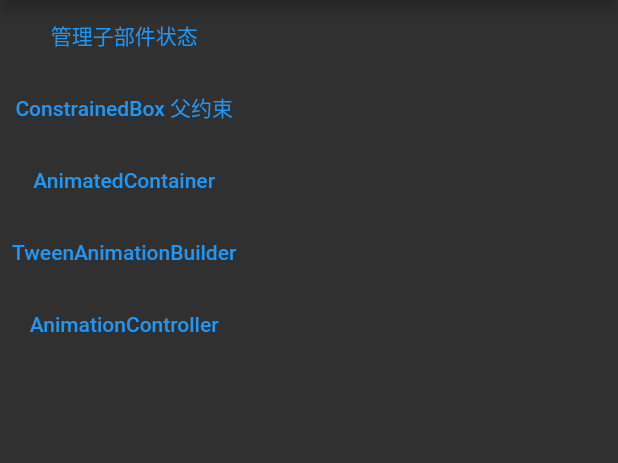
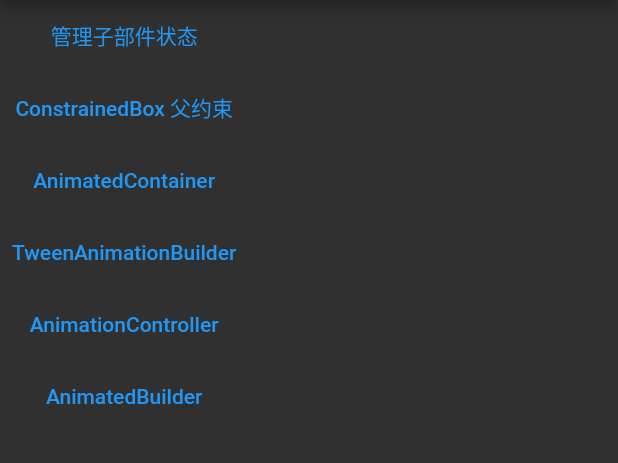
Before and after one commit to loaden/flutter-demo, a Flutter app: the screen it shows after launch, on a phone screen of 412 x 824 dp, the part 84-547 px from its top. Run offline on Flutter 3.47's test engine with Material 2 defaults, Android fonts, the phone set to English and light mode, and no system bars.

Commit message:
添加AnimatedBuilder

```diff
--- a/lib/home.dart
+++ b/lib/home.dart
@@ -30,6 +30,10 @@ class Home extends StatelessWidget {
             onPressed: () => route.go(context, route.animationController),
             child: const Text('AnimationController'),
           ),
+          TextButton(
+            onPressed: () => route.go(context, route.animatedBuilder),
+            child: const Text('AnimatedBuilder'),
+          ),
         ],
       ),
     );
--- a/lib/route.dart
+++ b/lib/route.dart
@@ -1,4 +1,5 @@
 import 'package:flutter/material.dart';
+import 'package:flutterapp/animate/animated_builder.dart';
 import 'package:flutterapp/animate/animation_controller.dart';
 import 'package:flutterapp/animate/tween_animation_builder.dart';
 import 'package:flutterapp/home.dart';
@@ -13,6 +14,7 @@ const String manageChildState = 'manage_child_state';
 const String animatedContainer = 'animated_container';
 const String tweenBuilder = 'tween_animation_builder';
 const String animationController = 'animation_controller';
+const String animatedBuilder = 'animated_builder';
 
 // Control function
 Route<dynamic> controller(RouteSettings settings) {
@@ -41,6 +43,10 @@ Route<dynamic> controller(RouteSettings settings) {
       return MaterialPageRoute(
         builder: (context) => const AnimationControllerPage(),
       );
+    case animatedBuilder:
+      return MaterialPageRoute(
+        builder: (context) => const AnimatedBuilderPage(),
+      );
     default:
       throw ('The route does not exist');
   }
```
Also changed, not shown: lib/animate/animated_builder.dart (added, +57 -0 lines).
